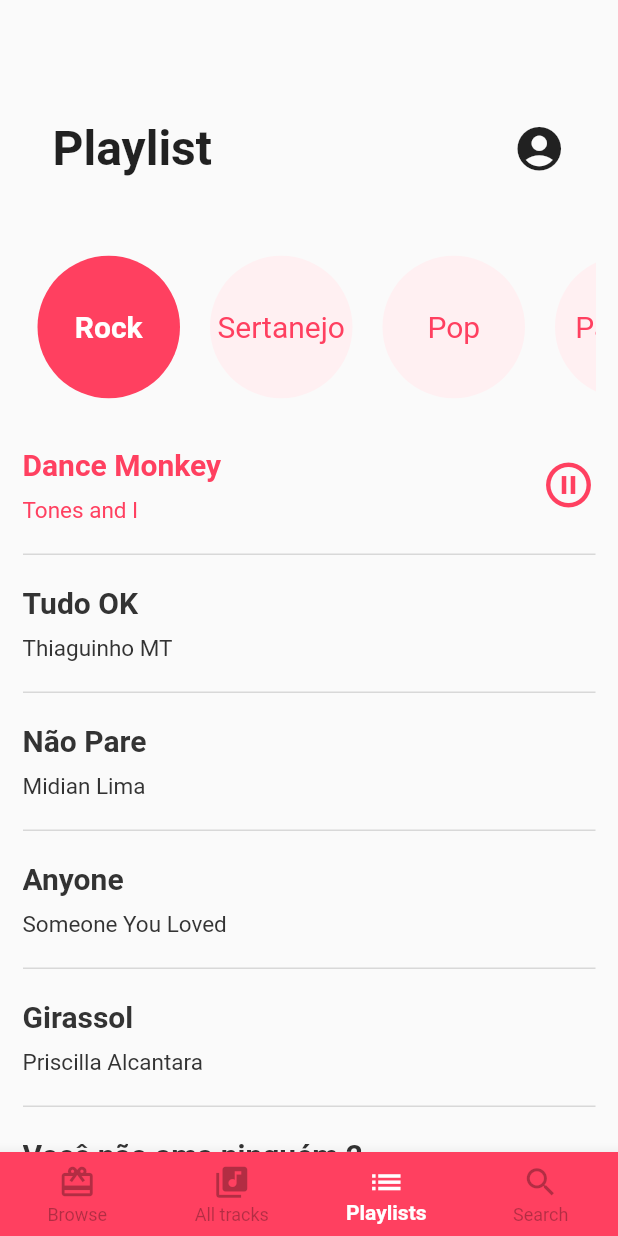
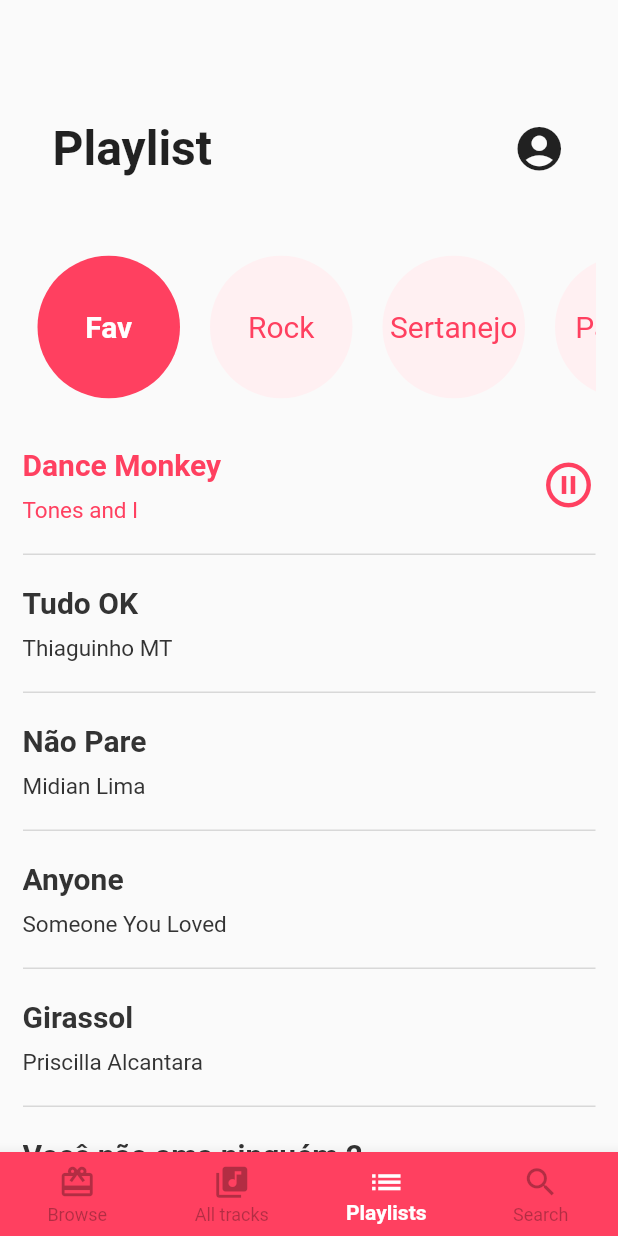
Before and after one commit to emiliosheinz/flutter-music, a Flutter app: the screen it shows after launch, on a phone screen of 412 x 824 dp. Run offline on Flutter 3.47's test engine with Material 2 defaults, Android fonts, the phone set to English and light mode, and no system bars.

Commit message:
Adding action to the music types

```diff
--- a/playlist/lib/components/music-type.dart
+++ b/playlist/lib/components/music-type.dart
@@ -3,8 +3,9 @@ import 'package:flutter/material.dart';
 class MusicType extends StatelessWidget {
   final bool isSelected;
   final String title;
+  final Function onPress;
 
-  MusicType({@required this.title, this.isSelected});
+  MusicType({@required this.title, @required this.onPress, this.isSelected});
 
   @override
   Widget build(BuildContext context) {
@@ -18,17 +19,21 @@ class MusicType extends StatelessWidget {
     FontWeight textFontWeight = isSelected ? FontWeight.bold : FontWeight.w400;
 
     Color onTapColor = this.isSelected
-        ? Color.fromRGBO(0, 0, 0, 0.1)
-        : Color.fromRGBO(255, 255, 255, 0.1);
+        ? Color.fromRGBO(255, 255, 255, 0.1)
+        : Color.fromRGBO(0, 0, 0, 0.1);
 
     return Container(
       height: 95,
       width: 95,
       margin: const EdgeInsets.only(left: 10, right: 10),
-      decoration: BoxDecoration(
-        shape: BoxShape.circle,
-        color: containerColor,
-      ),
+      decoration: BoxDecoration(shape: BoxShape.circle, color: containerColor),
+      child: InkWell(
+        customBorder: CircleBorder(),
+        onTap: () {
+          onPress(title);
+        },
+        highlightColor: onTapColor,
+        splashColor: onTapColor,
         child: Center(
           child: Text(
             this.title,
@@ -39,6 +44,7 @@ class MusicType extends StatelessWidget {
             ),
           ),
         ),
+      ),
     );
   }
 }
--- /dev/null
+++ b/playlist/lib/mocks.dart
@@ -0,0 +1,81 @@
+import 'models/song.dart';
+
+List genres = <String>['Fav', 'Rock', 'Sertanejo', 'Pagode', 'Pop'];
+
+List songs = <Song>[
+  Song('Dance Monkey', 'Tones and I'),
+  Song('Tudo OK', 'Thiaguinho MT'),
+  Song('Não Pare', 'Midian Lima'),
+  Song('Anyone', 'Someone You Loved'),
+  Song('Girassol', 'Priscilla Alcantara'),
+  Song('Você não ama ninguém 2', 'Pineapple'),
+  Song('bad guy', 'Billie Eilish'),
+  Song('Liberdade Provisória', 'Henrique e Juliano Nardon'),
+  Song('Someone You Loved', 'Lewis Capaldi'),
+  Song('Tua presença', 'Paulo Neto'),
+  Song('Ameno', 'Era'),
+];
+
+Map songsObj = {
+  'Fav': <Song>[
+    Song('Dance Monkey', 'Tones and I'),
+    Song('Tudo OK', 'Thiaguinho MT'),
+    Song('Não Pare', 'Midian Lima'),
+    Song('Anyone', 'Someone You Loved'),
+    Song('Girassol', 'Priscilla Alcantara'),
+    Song('Você não ama ninguém 2', 'Pineapple'),
+    Song('bad guy', 'Billie Eilish'),
+    Song('Liberdade Provisória', 'Henrique e Juliano'),
+    Song('Someone You Loved', 'Lewis Capaldi'),
+    Song('Tua presença', 'Paulo Neto'),
+    Song('Ameno', 'Era'),
+  ],
+  'Rock': <Song>[
+    Song('Welcome to the Jungle', 'Guns n\' Roses'),
+    Song('Nothing else matters', 'Metallica'),
+    Song('Dias atrás', 'CPM 22'),
+    Song('Me lambe', 'Raimundos'),
+    Song('Rock n Roll', 'Led Zeppelin'),
+    Song('Thunderstruck', 'AC/DC'),
+    Song('We will rock you', 'Queen'),
+    Song('Creep', 'Radiohead'),
+    Song('Hey Jude', 'The Beatles'),
+    Song('Paint it, Black', 'Rolling Stones'),
+  ],
+  'Sertanejo': <Song>[
+    Song('Liberdade Provisória', 'Henrique & Juliano'),
+    Song('Bebi Minha Bicicleta', 'Zé Neto & Cristiano'),
+    Song('Fake News', 'Gustavo Miotto'),
+    Song('Evidências', 'Chitãozinho & Xororó'),
+    Song('É o amor', 'Zezé de Camargo & Luciano'),
+    Song('Degrau na Escada', 'Chico Rey & Paraná'),
+    Song('Mentira', 'Felipe Araújo'),
+    Song('Mil Anos', 'Jorge e Matheus'),
+    Song('Barzinho Aleatório', 'Zé Neto & Cristiano'),
+    Song('quando a bad bater', 'Luan Santana'),
+  ],
+  'Pagode': <Song>[
+    Song('Bad Liar', 'Imagine Dragons'),
+    Song('Dance Monkey', 'Tones and I'),
+    Song('Fake Yummy', 'Justin Bieber'),
+    Song('Beach House', 'Chainsmokers'),
+    Song('Skater Boy', 'Avril Lavigne'),
+    Song('Toxic', 'Britney Spears'),
+    Song('I want it that way', 'Backstreet Boys'),
+    Song('Shallow', 'Lady Gaga'),
+    Song('My Hips Dont Lie', 'Shakira'),
+    Song('Empire State of Mind', 'Alicia Keys'),
+  ],
+  'Pop': <Song>[
+    Song('Inaraí', 'Kantinguelê'),
+    Song('Cilada', 'Molejo'),
+    Song('Tanajura', 'Negritude Júnior'),
+    Song('Maravilha Te Amar', 'Os Travessos'),
+    Song('Maça Do Amor', 'Soweto'),
+    Song('Se Melhorar Estraga', 'Karametade'),
+    Song('Me Apaixonei Pela Pessoa Errada', 'Exaltasamba'),
+    Song('Depois do Prazer', 'Só Pra Contrariar'),
+    Song('Cigana', 'Raça Negra'),
+    Song('Eterno Amor', 'Sampa Crew'),
+  ],
+};
--- a/playlist/lib/pages/home.dart
+++ b/playlist/lib/pages/home.dart
@@ -2,35 +2,34 @@ import 'package:flutter/material.dart';
 import 'package:playlist/components/header.dart';
 import 'package:playlist/components/music-card.dart';
 import 'package:playlist/components/music-type.dart';
+import 'package:playlist/mocks.dart';
 import 'package:playlist/models/song.dart';
 
-class HomePage extends StatelessWidget {
-  static const _genres = <String>['Rock', 'Sertanejo', 'Pop', 'Pagode'];
+class HomePage extends StatefulWidget {
+  @override
+  _HomePageState createState() => _HomePageState();
+}
 
-  static var _songs = <Song>[
-    Song('Dance Monkey', 'Tones and I'),
-    Song('Tudo OK', 'Thiaguinho MT'),
-    Song('Não Pare', 'Midian Lima'),
-    Song('Anyone', 'Someone You Loved'),
-    Song('Girassol', 'Priscilla Alcantara'),
-    Song('Você não ama ninguém 2', 'Pineapple'),
-    Song('bad guy', 'Billie Eilish'),
-    Song('Liberdade Provisória', 'Henrique e Juliano'),
-    Song('Someone You Loved', 'Lewis Capaldi'),
-    Song('Tua presença', 'Paulo Neto'),
-    Song('Ameno', 'Era'),
-  ];
+class _HomePageState extends State<HomePage> {
+  String selectedMusicType = 'Fav';
+
+  onMusicTypePress(musicType) {
+    setState(() {
+      selectedMusicType = musicType;
+    });
+  }
 
   Widget renderMusicTypes() {
     return ListView.builder(
       scrollDirection: Axis.horizontal,
-      itemCount: _genres.length,
+      itemCount: genres.length,
       itemBuilder: (context, index) {
-        bool isSelected = index == 0;
+        bool isSelected = selectedMusicType == genres[index];
 
         return MusicType(
-          title: _genres[index],
+          title: genres[index],
           isSelected: isSelected,
+          onPress: onMusicTypePress,
         );
       },
     );
@@ -38,9 +37,9 @@ class HomePage extends StatelessWidget {
 
   Widget renderMusics() {
     return ListView.builder(
-      itemCount: _songs.length,
+      itemCount: songsObj[selectedMusicType].length,
       itemBuilder: (contex, index) {
-        Song currentSong = _songs[index];
+        Song currentSong = songsObj[selectedMusicType][index];
         bool isPlaying = index == 0;
 
         return MusicCard(
```
Lines whose indentation alone changed are shown as unchanged.
